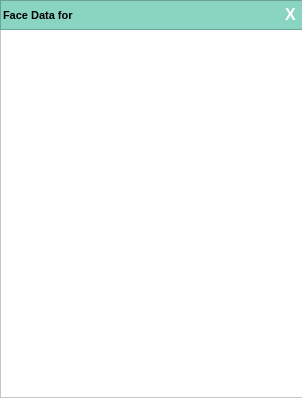
Old version of the form loadface.ui in the repository marcryangil/facemaskdetection.
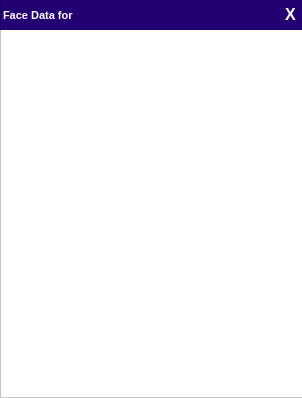
New version of the form.

Commit message: change upper and lower background color

What changed in the file:
```diff
--- a/loadface.ui
+++ b/loadface.ui
@@ -90,7 +90,7 @@
       </rect>
      </property>
      <property name="styleSheet">
-      <string notr="true">background-color: rgb(137, 213, 194)</string>
+      <string notr="true">background-color: rgb(35,1,114,255)</string>
      </property>
      <property name="frameShape">
       <enum>QFrame::StyledPanel</enum>
@@ -116,7 +116,9 @@
        </font>
       </property>
       <property name="styleSheet">
-       <string notr="true">background-color: transparent;</string>
+       <string notr="true">QLabel{
+color:white;
+}</string>
       </property>
       <property name="text">
        <string>Face Data for </string>
```
The commit also changes 12 other files.
